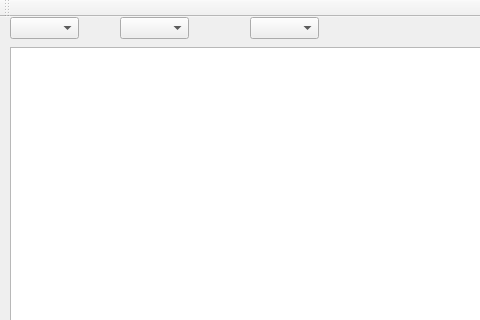
Before: the Qt Designer form mainwindow.ui in n6nq/checking, drawn with Qt 5; both pictures show x 0 to 480 and y 0 to 320 of the 1032 by 630 pixel window.
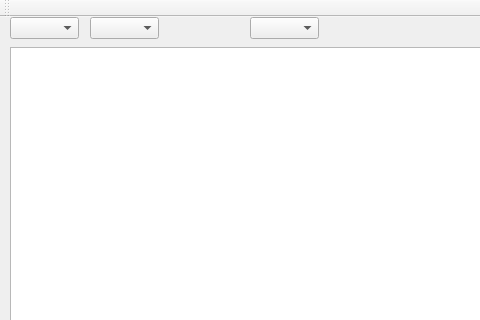
After: the same form once the commit is applied.

```diff
--- a/mainwindow.ui
+++ b/mainwindow.ui
@@ -65,7 +65,7 @@
    <widget class="QComboBox" name="cbDate">
     <property name="geometry">
      <rect>
-      <x>120</x>
+      <x>90</x>
       <y>0</y>
       <width>69</width>
       <height>22</height>
```
